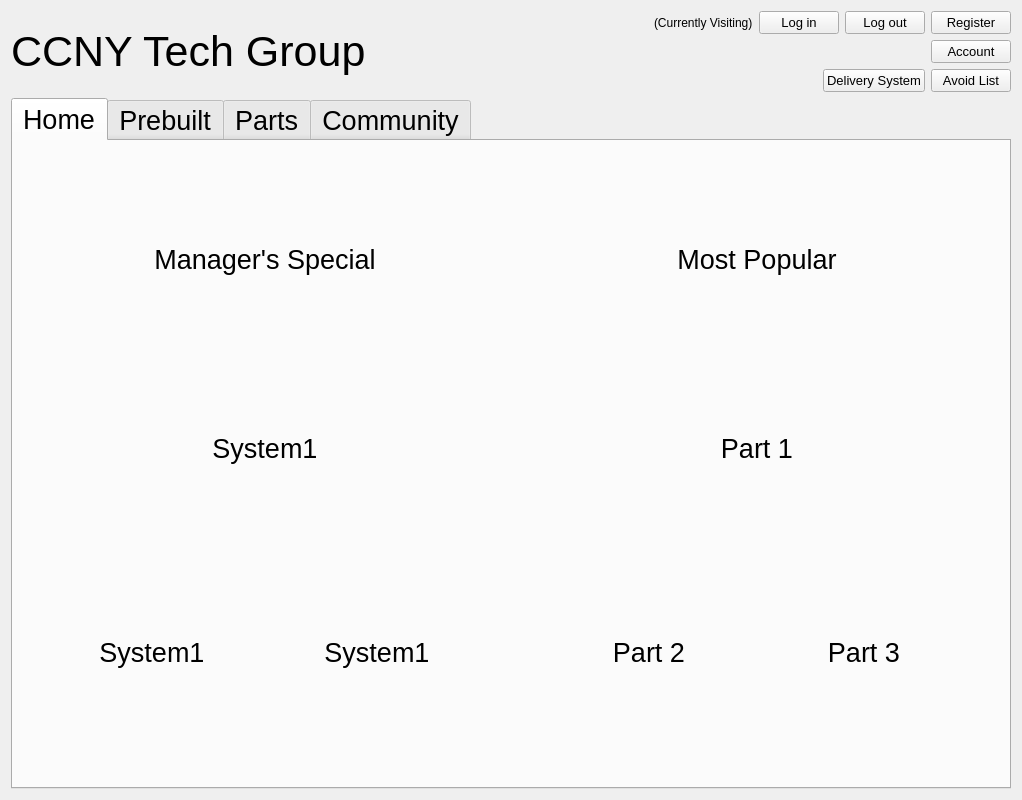
First picture: the form in UiFiles/Homepage.ui, repository mdsakilkhan/CSC32200-Project, before the edit.
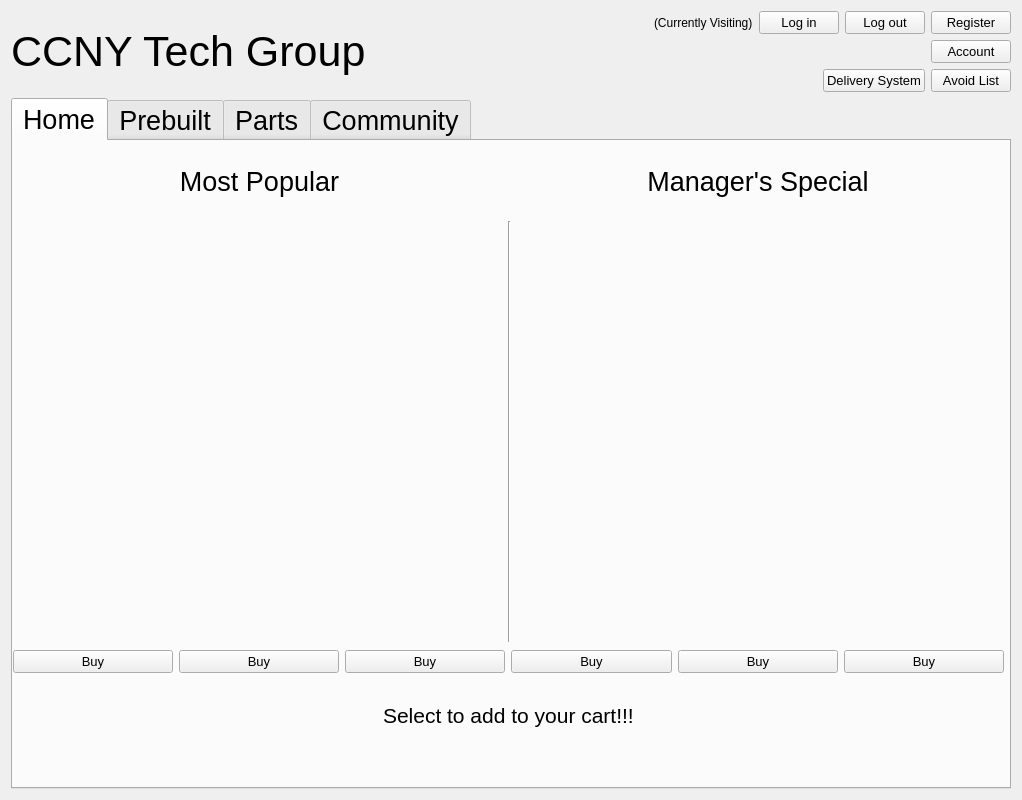
Second picture: the form after the edit. Icons and pictures are not drawn.

The edit to the form file:
```diff
--- a/UiFiles/Homepage.ui
+++ b/UiFiles/Homepage.ui
@@ -245,260 +245,461 @@
       <attribute name="title">
        <string>Home</string>
       </attribute>
-      <layout class="QHBoxLayout" name="horizontalLayout_9">
-       <item>
-        <layout class="QVBoxLayout" name="verticalLayout_3">
-         <property name="spacing">
-          <number>30</number>
-         </property>
-         <item>
-          <widget class="QLabel" name="label_2">
-           <property name="maximumSize">
-            <size>
-             <width>16777215</width>
-             <height>70</height>
-            </size>
-           </property>
-           <property name="text">
-            <string>Manager's Special</string>
-           </property>
-           <property name="alignment">
-            <set>Qt::AlignCenter</set>
-           </property>
-          </widget>
-         </item>
-         <item>
-          <layout class="QHBoxLayout" name="horizontalLayout_6">
-           <item>
-            <spacer name="horizontalSpacer_2">
-             <property name="orientation">
-              <enum>Qt::Horizontal</enum>
-             </property>
-             <property name="sizeHint" stdset="0">
-              <size>
-               <width>40</width>
-               <height>20</height>
-              </size>
-             </property>
-            </spacer>
-           </item>
-           <item>
-            <widget class="QLabel" name="label_4">
-             <property name="minimumSize">
-              <size>
-               <width>130</width>
-               <height>100</height>
-              </size>
-             </property>
-             <property name="maximumSize">
-              <size>
-               <width>100</width>
-               <height>100</height>
-              </size>
-             </property>
-             <property name="text">
-              <string>System1</string>
-             </property>
-             <property name="alignment">
-              <set>Qt::AlignCenter</set>
-             </property>
-            </widget>
-           </item>
-           <item>
-            <spacer name="horizontalSpacer_4">
-             <property name="orientation">
-              <enum>Qt::Horizontal</enum>
-             </property>
-             <property name="sizeHint" stdset="0">
-              <size>
-               <width>40</width>
-               <height>20</height>
-              </size>
-             </property>
-            </spacer>
-           </item>
-          </layout>
-         </item>
-         <item>
-          <layout class="QHBoxLayout" name="horizontalLayout_5">
-           <property name="spacing">
-            <number>30</number>
-           </property>
-           <item>
-            <widget class="QLabel" name="label_6">
-             <property name="minimumSize">
-              <size>
-               <width>130</width>
-               <height>100</height>
-              </size>
-             </property>
-             <property name="maximumSize">
-              <size>
-               <width>100</width>
-               <height>100</height>
-              </size>
-             </property>
-             <property name="text">
-              <string>System1</string>
-             </property>
-             <property name="alignment">
-              <set>Qt::AlignCenter</set>
-             </property>
-            </widget>
-           </item>
-           <item>
-            <widget class="QLabel" name="label_5">
-             <property name="minimumSize">
-              <size>
-               <width>130</width>
-               <height>100</height>
-              </size>
-             </property>
-             <property name="maximumSize">
-              <size>
-               <width>100</width>
-               <height>100</height>
-              </size>
-             </property>
-             <property name="text">
-              <string>System1</string>
-             </property>
-             <property name="alignment">
-              <set>Qt::AlignCenter</set>
-             </property>
-            </widget>
-           </item>
-          </layout>
-         </item>
-        </layout>
-       </item>
-       <item>
-        <layout class="QVBoxLayout" name="verticalLayout_4">
-         <property name="spacing">
-          <number>30</number>
-         </property>
-         <item>
-          <widget class="QLabel" name="label_3">
-           <property name="maximumSize">
-            <size>
-             <width>16777215</width>
-             <height>70</height>
-            </size>
-           </property>
-           <property name="text">
-            <string>Most Popular</string>
-           </property>
-           <property name="alignment">
-            <set>Qt::AlignCenter</set>
-           </property>
-          </widget>
-         </item>
-         <item>
-          <layout class="QHBoxLayout" name="horizontalLayout_7">
-           <item>
-            <spacer name="horizontalSpacer_5">
-             <property name="orientation">
-              <enum>Qt::Horizontal</enum>
-             </property>
-             <property name="sizeHint" stdset="0">
-              <size>
-               <width>40</width>
-               <height>20</height>
-              </size>
-             </property>
-            </spacer>
-           </item>
-           <item>
-            <widget class="QLabel" name="label_7">
-             <property name="minimumSize">
-              <size>
-               <width>100</width>
-               <height>100</height>
-              </size>
-             </property>
-             <property name="maximumSize">
-              <size>
-               <width>100</width>
-               <height>100</height>
-              </size>
-             </property>
-             <property name="text">
-              <string>Part 1</string>
-             </property>
-             <property name="alignment">
-              <set>Qt::AlignCenter</set>
-             </property>
-            </widget>
-           </item>
-           <item>
-            <spacer name="horizontalSpacer_8">
-             <property name="orientation">
-              <enum>Qt::Horizontal</enum>
-             </property>
-             <property name="sizeHint" stdset="0">
-              <size>
-               <width>40</width>
-               <height>20</height>
-              </size>
-             </property>
-            </spacer>
-           </item>
-          </layout>
-         </item>
-         <item>
-          <layout class="QHBoxLayout" name="horizontalLayout_8">
-           <property name="spacing">
-            <number>30</number>
-           </property>
-           <item>
-            <widget class="QLabel" name="label_8">
-             <property name="minimumSize">
-              <size>
-               <width>100</width>
-               <height>100</height>
-              </size>
-             </property>
-             <property name="maximumSize">
-              <size>
-               <width>100</width>
-               <height>100</height>
-              </size>
-             </property>
-             <property name="text">
-              <string>Part 2</string>
-             </property>
-             <property name="alignment">
-              <set>Qt::AlignCenter</set>
-             </property>
-            </widget>
-           </item>
-           <item>
-            <widget class="QLabel" name="label_9">
-             <property name="minimumSize">
-              <size>
-               <width>100</width>
-               <height>100</height>
-              </size>
-             </property>
-             <property name="maximumSize">
-              <size>
-               <width>100</width>
-               <height>100</height>
-              </size>
-             </property>
-             <property name="text">
-              <string>Part 3</string>
-             </property>
-             <property name="alignment">
-              <set>Qt::AlignCenter</set>
-             </property>
-            </widget>
-           </item>
-          </layout>
-         </item>
-        </layout>
-       </item>
-      </layout>
+      <widget class="QWidget" name="horizontalLayoutWidget">
+       <property name="geometry">
+        <rect>
+         <x>0</x>
+         <y>0</y>
+         <width>991</width>
+         <height>80</height>
+        </rect>
+       </property>
+       <layout class="QHBoxLayout" name="horizontalLayout_5">
+        <item>
+         <widget class="QLabel" name="label_3">
+          <property name="maximumSize">
+           <size>
+            <width>16777215</width>
+            <height>70</height>
+           </size>
+          </property>
+          <property name="text">
+           <string>Most Popular</string>
+          </property>
+          <property name="alignment">
+           <set>Qt::AlignCenter</set>
+          </property>
+         </widget>
+        </item>
+        <item>
+         <widget class="QLabel" name="label_2">
+          <property name="maximumSize">
+           <size>
+            <width>16777215</width>
+            <height>70</height>
+           </size>
+          </property>
+          <property name="text">
+           <string>Manager's Special</string>
+          </property>
+          <property name="alignment">
+           <set>Qt::AlignCenter</set>
+          </property>
+         </widget>
+        </item>
+       </layout>
+      </widget>
+      <widget class="QWidget" name="horizontalLayoutWidget_2">
+       <property name="geometry">
+        <rect>
+         <x>0</x>
+         <y>539</y>
+         <width>991</width>
+         <height>71</height>
+        </rect>
+       </property>
+       <layout class="QHBoxLayout" name="horizontalLayout_6">
+        <item>
+         <spacer name="horizontalSpacer_8">
+          <property name="orientation">
+           <enum>Qt::Horizontal</enum>
+          </property>
+          <property name="sizeHint" stdset="0">
+           <size>
+            <width>40</width>
+            <height>20</height>
+           </size>
+          </property>
+         </spacer>
+        </item>
+        <item>
+         <widget class="QLabel" name="label_17">
+          <property name="font">
+           <font>
+            <pointsize>16</pointsize>
+           </font>
+          </property>
+          <property name="text">
+           <string>Select to add to your cart!!!</string>
+          </property>
+         </widget>
+        </item>
+        <item>
+         <spacer name="horizontalSpacer_25">
+          <property name="orientation">
+           <enum>Qt::Horizontal</enum>
+          </property>
+          <property name="sizeHint" stdset="0">
+           <size>
+            <width>40</width>
+            <height>20</height>
+           </size>
+          </property>
+         </spacer>
+        </item>
+       </layout>
+      </widget>
+      <widget class="QWidget" name="horizontalLayoutWidget_5">
+       <property name="geometry">
+        <rect>
+         <x>0</x>
+         <y>500</y>
+         <width>991</width>
+         <height>41</height>
+        </rect>
+       </property>
+       <layout class="QHBoxLayout" name="horizontalLayout_9">
+        <item>
+         <widget class="QPushButton" name="pushButton">
+          <property name="font">
+           <font>
+            <pointsize>10</pointsize>
+           </font>
+          </property>
+          <property name="text">
+           <string>Buy</string>
+          </property>
+         </widget>
+        </item>
+        <item>
+         <widget class="QPushButton" name="pushButton_2">
+          <property name="font">
+           <font>
+            <pointsize>10</pointsize>
+           </font>
+          </property>
+          <property name="text">
+           <string>Buy</string>
+          </property>
+         </widget>
+        </item>
+        <item>
+         <widget class="QPushButton" name="pushButton_3">
+          <property name="font">
+           <font>
+            <pointsize>10</pointsize>
+           </font>
+          </property>
+          <property name="text">
+           <string>Buy</string>
+          </property>
+         </widget>
+        </item>
+        <item>
+         <widget class="QPushButton" name="pushButton_4">
+          <property name="font">
+           <font>
+            <pointsize>10</pointsize>
+           </font>
+          </property>
+          <property name="text">
+           <string>Buy</string>
+          </property>
+         </widget>
+        </item>
+        <item>
+         <widget class="QPushButton" name="pushButton_5">
+          <property name="font">
+           <font>
+            <pointsize>10</pointsize>
+           </font>
+          </property>
+          <property name="text">
+           <string>Buy</string>
+          </property>
+         </widget>
+        </item>
+        <item>
+         <widget class="QPushButton" name="pushButton_6">
+          <property name="font">
+           <font>
+            <pointsize>10</pointsize>
+           </font>
+          </property>
+          <property name="text">
+           <string>Buy</string>
+          </property>
+         </widget>
+        </item>
+       </layout>
+      </widget>
+      <widget class="QLabel" name="ItemInfo_5">
+       <property name="geometry">
+        <rect>
+         <x>664</x>
+         <y>290</y>
+         <width>160</width>
+         <height>209</height>
+        </rect>
+       </property>
+       <property name="text">
+        <string/>
+       </property>
+       <property name="pixmap">
+        <pixmap>../../PyQT Projects/userIcon.png</pixmap>
+       </property>
+       <property name="scaledContents">
+        <bool>true</bool>
+       </property>
+       <property name="alignment">
+        <set>Qt::AlignLeading|Qt::AlignLeft|Qt::AlignTop</set>
+       </property>
+       <property name="wordWrap">
+        <bool>true</bool>
+       </property>
+      </widget>
+      <widget class="QLabel" name="ItemInfo_4">
+       <property name="geometry">
+        <rect>
+         <x>498</x>
+         <y>290</y>
+         <width>160</width>
+         <height>209</height>
+        </rect>
+       </property>
+       <property name="text">
+        <string/>
+       </property>
+       <property name="pixmap">
+        <pixmap>../../PyQT Projects/userIcon.png</pixmap>
+       </property>
+       <property name="scaledContents">
+        <bool>true</bool>
+       </property>
+       <property name="alignment">
+        <set>Qt::AlignLeading|Qt::AlignLeft|Qt::AlignTop</set>
+       </property>
+       <property name="wordWrap">
+        <bool>true</bool>
+       </property>
+      </widget>
+      <widget class="QLabel" name="ItemInfo">
+       <property name="geometry">
+        <rect>
+         <x>1</x>
+         <y>290</y>
+         <width>160</width>
+         <height>209</height>
+        </rect>
+       </property>
+       <property name="text">
+        <string/>
+       </property>
+       <property name="pixmap">
+        <pixmap>../../PyQT Projects/userIcon.png</pixmap>
+       </property>
+       <property name="scaledContents">
+        <bool>true</bool>
+       </property>
+       <property name="alignment">
+        <set>Qt::AlignLeading|Qt::AlignLeft|Qt::AlignTop</set>
+       </property>
+       <property name="wordWrap">
+        <bool>true</bool>
+       </property>
+      </widget>
+      <widget class="QLabel" name="ItemInfo_3">
+       <property name="geometry">
+        <rect>
+         <x>333</x>
+         <y>290</y>
+         <width>159</width>
+         <height>209</height>
+        </rect>
+       </property>
+       <property name="text">
+        <string/>
+       </property>
+       <property name="pixmap">
+        <pixmap>../../PyQT Projects/userIcon.png</pixmap>
+       </property>
+       <property name="scaledContents">
+        <bool>true</bool>
+       </property>
+       <property name="alignment">
+        <set>Qt::AlignLeading|Qt::AlignLeft|Qt::AlignTop</set>
+       </property>
+       <property name="wordWrap">
+        <bool>true</bool>
+       </property>
+      </widget>
+      <widget class="QLabel" name="ItemInfo_2">
+       <property name="geometry">
+        <rect>
+         <x>167</x>
+         <y>290</y>
+         <width>160</width>
+         <height>209</height>
+        </rect>
+       </property>
+       <property name="text">
+        <string/>
+       </property>
+       <property name="pixmap">
+        <pixmap>../../PyQT Projects/userIcon.png</pixmap>
+       </property>
+       <property name="scaledContents">
+        <bool>true</bool>
+       </property>
+       <property name="alignment">
+        <set>Qt::AlignLeading|Qt::AlignLeft|Qt::AlignTop</set>
+       </property>
+       <property name="wordWrap">
+        <bool>true</bool>
+       </property>
+      </widget>
+      <widget class="QLabel" name="ItemInfo_6">
+       <property name="geometry">
+        <rect>
+         <x>830</x>
+         <y>290</y>
+         <width>160</width>
+         <height>209</height>
+        </rect>
+       </property>
+       <property name="text">
+        <string/>
+       </property>
+       <property name="pixmap">
+        <pixmap>../../PyQT Projects/userIcon.png</pixmap>
+       </property>
+       <property name="scaledContents">
+        <bool>true</bool>
+       </property>
+       <property name="alignment">
+        <set>Qt::AlignLeading|Qt::AlignLeft|Qt::AlignTop</set>
+       </property>
+       <property name="wordWrap">
+        <bool>true</bool>
+       </property>
+      </widget>
+      <widget class="QLabel" name="ItemImage_6">
+       <property name="geometry">
+        <rect>
+         <x>836</x>
+         <y>80</y>
+         <width>160</width>
+         <height>209</height>
+        </rect>
+       </property>
+       <property name="text">
+        <string/>
+       </property>
+       <property name="pixmap">
+        <pixmap>../../PyQT Projects/userIcon.png</pixmap>
+       </property>
+       <property name="scaledContents">
+        <bool>true</bool>
+       </property>
+      </widget>
+      <widget class="QLabel" name="ItemImage_3">
+       <property name="geometry">
+        <rect>
+         <x>339</x>
+         <y>80</y>
+         <width>159</width>
+         <height>209</height>
+        </rect>
+       </property>
+       <property name="text">
+        <string/>
+       </property>
+       <property name="pixmap">
+        <pixmap>../../PyQT Projects/userIcon.png</pixmap>
+       </property>
+       <property name="scaledContents">
+        <bool>true</bool>
+       </property>
+      </widget>
+      <widget class="QLabel" name="ItemImage">
+       <property name="geometry">
+        <rect>
+         <x>7</x>
+         <y>80</y>
+         <width>160</width>
+         <height>209</height>
+        </rect>
+       </property>
+       <property name="text">
+        <string/>
+       </property>
+       <property name="pixmap">
+        <pixmap>../../PyQT Projects/userIcon.png</pixmap>
+       </property>
+       <property name="scaledContents">
+        <bool>true</bool>
+       </property>
+      </widget>
+      <widget class="QLabel" name="ItemImage_2">
+       <property name="geometry">
+        <rect>
+         <x>173</x>
+         <y>80</y>
+         <width>160</width>
+         <height>209</height>
+        </rect>
+       </property>
+       <property name="text">
+        <string/>
+       </property>
+       <property name="pixmap">
+        <pixmap>../../PyQT Projects/userIcon.png</pixmap>
+       </property>
+       <property name="scaledContents">
+        <bool>true</bool>
+       </property>
+      </widget>
+      <widget class="QLabel" name="ItemImage_4">
+       <property name="geometry">
+        <rect>
+         <x>504</x>
+         <y>80</y>
+         <width>160</width>
+         <height>209</height>
+        </rect>
+       </property>
+       <property name="text">
+        <string/>
+       </property>
+       <property name="pixmap">
+        <pixmap>../../PyQT Projects/userIcon.png</pixmap>
+       </property>
+       <property name="scaledContents">
+        <bool>true</bool>
+       </property>
+      </widget>
+      <widget class="QLabel" name="ItemImage_5">
+       <property name="geometry">
+        <rect>
+         <x>670</x>
+         <y>80</y>
+         <width>160</width>
+         <height>209</height>
+        </rect>
+       </property>
+       <property name="text">
+        <string/>
+       </property>
+       <property name="pixmap">
+        <pixmap>../../PyQT Projects/userIcon.png</pixmap>
+       </property>
+       <property name="scaledContents">
+        <bool>true</bool>
+       </property>
+      </widget>
+      <widget class="Line" name="line">
+       <property name="geometry">
+        <rect>
+         <x>481</x>
+         <y>80</y>
+         <width>31</width>
+         <height>421</height>
+        </rect>
+       </property>
+       <property name="orientation">
+        <enum>Qt::Vertical</enum>
+       </property>
+      </widget>
      </widget>
      <widget class="QWidget" name="tab_2">
       <attribute name="title">
```
